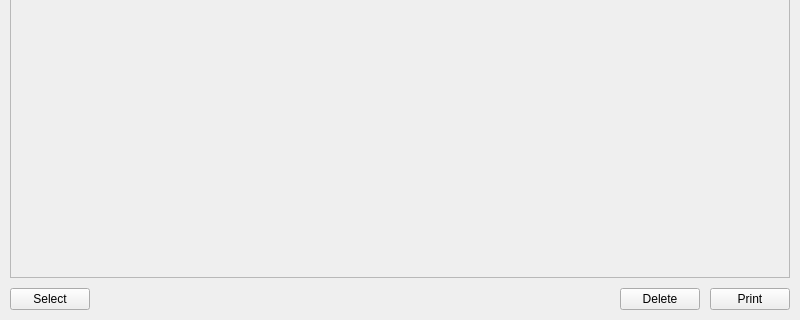
The window that mainwindow.ui (josephsurrey/Monster-Cards) describes before a commit, drawn with Qt 5; both pictures show x 0 to 800 and y 280 to 600 of the 800 by 600 pixel window.
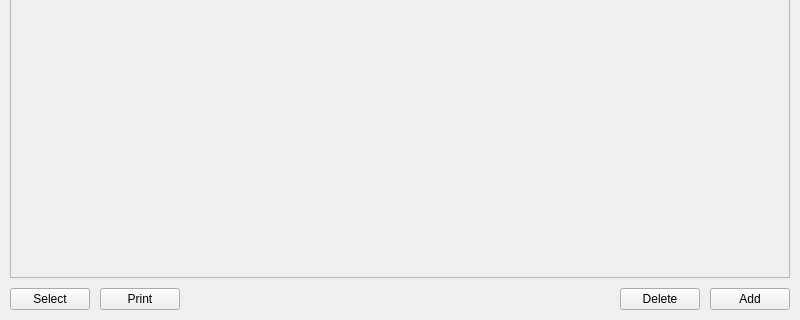
The same window after the commit.

Commit message: changed button order and created a button to add card

```diff
--- a/mainwindow.ui
+++ b/mainwindow.ui
@@ -69,6 +69,13 @@
         </property>
        </widget>
       </item>
+      <item>
+       <widget class="QPushButton" name="printButton">
+        <property name="text">
+         <string>Print</string>
+        </property>
+       </widget>
+      </item>
       <item>
        <spacer name="horizontalSpacer">
         <property name="orientation">
@@ -90,9 +97,9 @@
        </widget>
       </item>
       <item>
-       <widget class="QPushButton" name="printButton">
+       <widget class="QPushButton" name="addButton">
         <property name="text">
-         <string>Print</string>
+         <string>Add</string>
         </property>
        </widget>
       </item>
```
